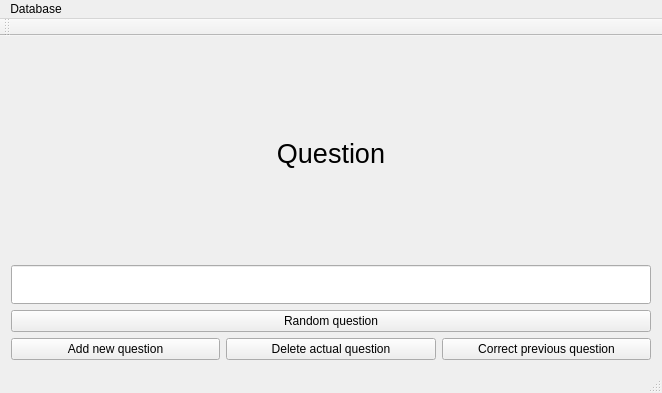
First picture: the form in smartdrillermainwindow.ui, repository buddhi1980/smartDriller, before the edit.
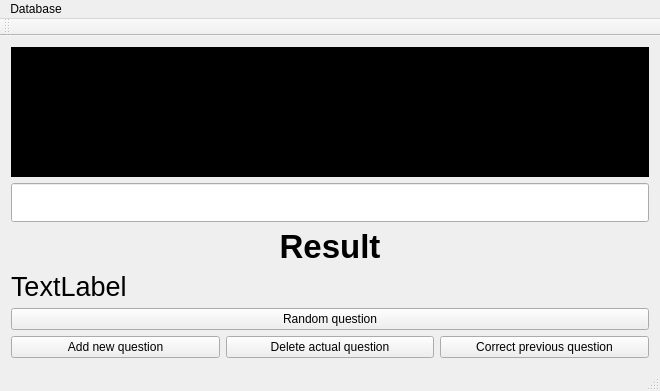
Second picture: the form after the edit. Icons and pictures are not drawn.

Commit message: Added function to add question to the database. Added displaying of random question. Added checking if answer is correct.

The edit to the form file:
```diff
--- a/smartdrillermainwindow.ui
+++ b/smartdrillermainwindow.ui
@@ -6,17 +6,81 @@
    <rect>
     <x>0</x>
     <y>0</y>
-    <width>662</width>
-    <height>393</height>
+    <width>660</width>
+    <height>391</height>
    </rect>
   </property>
   <property name="windowTitle">
    <string>SmartDrillerMainWindow</string>
   </property>
   <widget class="QWidget" name="centralWidget">
-   <layout class="QVBoxLayout" name="verticalLayout" stretch="1,0,0,0">
+   <layout class="QVBoxLayout" name="verticalLayout" stretch="1,0,0,0,0,0">
     <item>
      <widget class="QLabel" name="label_question">
+      <property name="palette">
+       <palette>
+        <active>
+         <colorrole role="Base">
+          <brush brushstyle="SolidPattern">
+           <color alpha="255">
+            <red>255</red>
+            <green>255</green>
+            <blue>255</blue>
+           </color>
+          </brush>
+         </colorrole>
+         <colorrole role="Window">
+          <brush brushstyle="SolidPattern">
+           <color alpha="255">
+            <red>0</red>
+            <green>0</green>
+            <blue>0</blue>
+           </color>
+          </brush>
+         </colorrole>
+        </active>
+        <inactive>
+         <colorrole role="Base">
+          <brush brushstyle="SolidPattern">
+           <color alpha="255">
+            <red>255</red>
+            <green>255</green>
+            <blue>255</blue>
+           </color>
+          </brush>
+         </colorrole>
+         <colorrole role="Window">
+          <brush brushstyle="SolidPattern">
+           <color alpha="255">
+            <red>0</red>
+            <green>0</green>
+            <blue>0</blue>
+           </color>
+          </brush>
+         </colorrole>
+        </inactive>
+        <disabled>
+         <colorrole role="Base">
+          <brush brushstyle="SolidPattern">
+           <color alpha="255">
+            <red>0</red>
+            <green>0</green>
+            <blue>0</blue>
+           </color>
+          </brush>
+         </colorrole>
+         <colorrole role="Window">
+          <brush brushstyle="SolidPattern">
+           <color alpha="255">
+            <red>0</red>
+            <green>0</green>
+            <blue>0</blue>
+           </color>
+          </brush>
+         </colorrole>
+        </disabled>
+       </palette>
+      </property>
       <property name="font">
        <font>
         <pointsize>20</pointsize>
@@ -24,6 +88,9 @@
         <bold>false</bold>
        </font>
       </property>
+      <property name="autoFillBackground">
+       <bool>true</bool>
+      </property>
       <property name="text">
        <string>Question</string>
       </property>
@@ -44,6 +111,35 @@
       </property>
      </widget>
     </item>
+    <item>
+     <widget class="QLabel" name="label_result">
+      <property name="font">
+       <font>
+        <pointsize>25</pointsize>
+        <weight>75</weight>
+        <bold>true</bold>
+       </font>
+      </property>
+      <property name="text">
+       <string>Result</string>
+      </property>
+      <property name="alignment">
+       <set>Qt::AlignCenter</set>
+      </property>
+     </widget>
+    </item>
+    <item>
+     <widget class="QLabel" name="label_correct_answer">
+      <property name="font">
+       <font>
+        <pointsize>20</pointsize>
+       </font>
+      </property>
+      <property name="text">
+       <string>TextLabel</string>
+      </property>
+     </widget>
+    </item>
     <item>
      <widget class="QPushButton" name="pushButton_random_question">
       <property name="text">
@@ -99,7 +195,7 @@
     <rect>
      <x>0</x>
      <y>0</y>
-     <width>662</width>
+     <width>660</width>
      <height>23</height>
     </rect>
    </property>
```
The commit also changes 4 other files.
